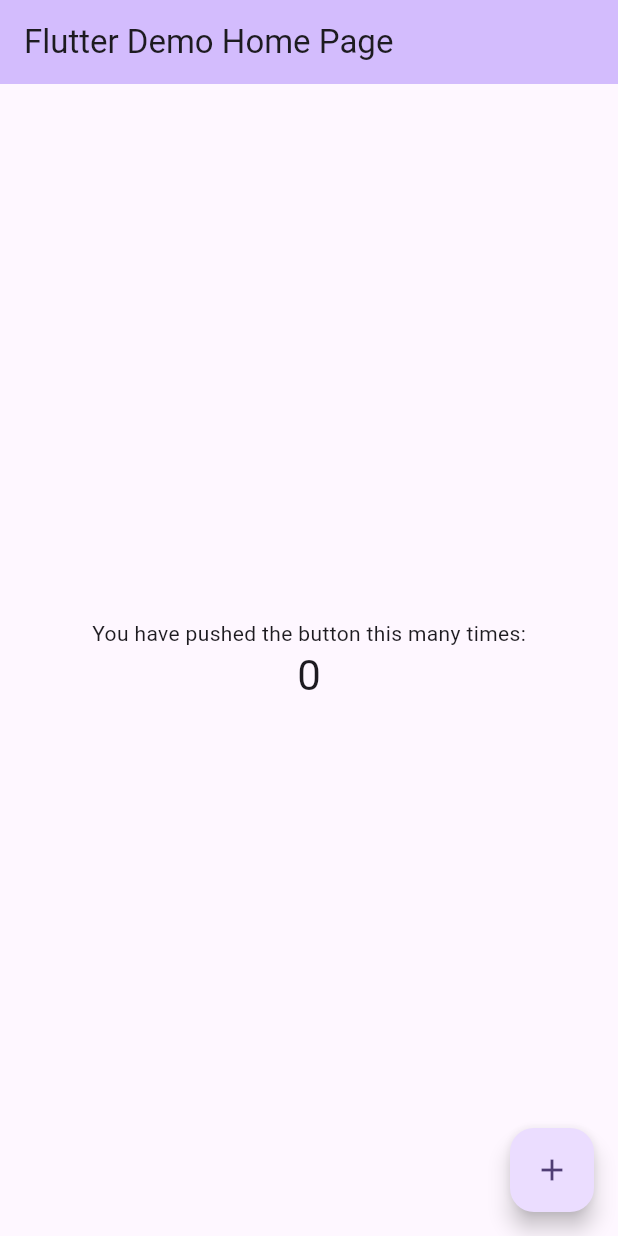
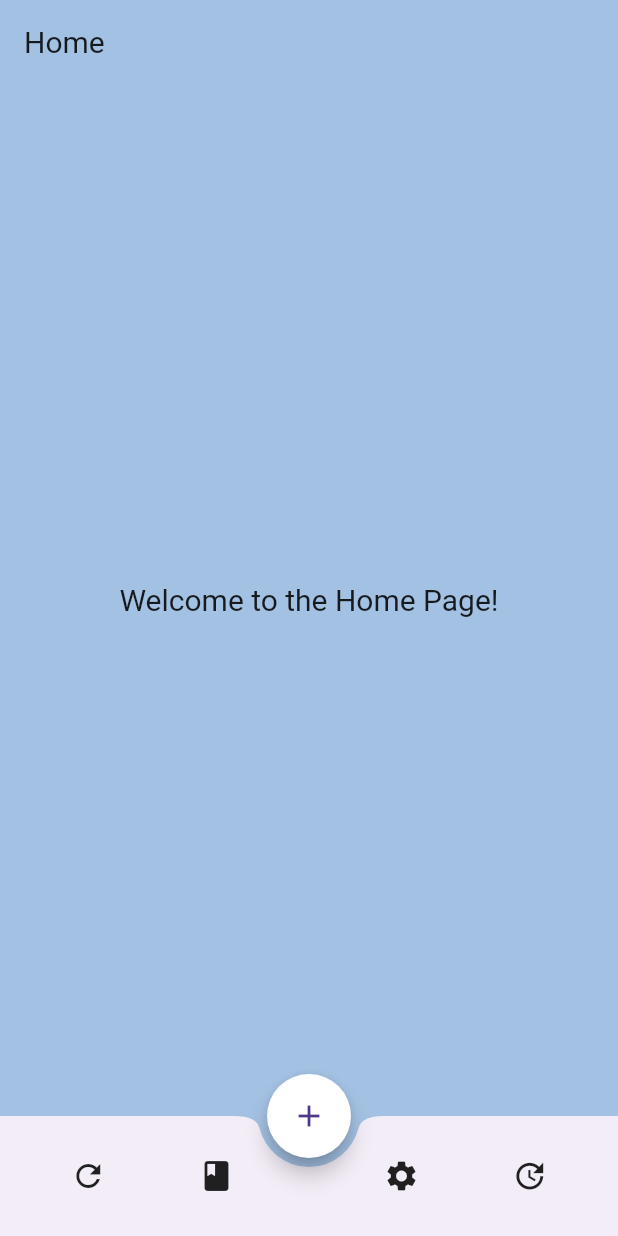
Before and after one commit to Lana0211/FMS, a Flutter app: the screen it shows after launch, on a phone screen of 412 x 824 dp. Run offline on Flutter 3.47's test engine with Material 3 defaults, Android fonts, the phone set to English and light mode, and no system bars; Roboto replaces fonts that are missing (Montserrat).

Commit message:
add theme

```diff
--- /dev/null
+++ b/lib/home.dart
@@ -0,0 +1,67 @@
+import 'package:flutter/material.dart';
+
+class HomeScreen extends StatelessWidget {
+  const HomeScreen({Key? key}) : super(key: key);
+
+  @override
+  Widget build(BuildContext context) {
+    return Scaffold(
+      appBar: AppBar(
+        title: const Text('Home'), // Replace with your app's title
+      ),
+      body: Center(
+        child: Text(
+          'Welcome to the Home Page!', // Replace with your actual content
+          style: Theme.of(context).textTheme.titleLarge,
+        ),
+      ),
+      floatingActionButton: FloatingActionButton(
+        onPressed: () {
+          // Add your onPressed code here!
+        },
+        tooltip: 'Increment',
+        shape: const CircleBorder(),
+        child: const Icon(Icons.add), // Make the FAB circular
+      ),
+      floatingActionButtonLocation: FloatingActionButtonLocation.centerDocked,
+      bottomNavigationBar: BottomAppBar(
+        shape: const CircularNotchedRectangle(),
+        notchMargin: 6.0,
+        clipBehavior: Clip.antiAlias,
+        child: SizedBox(
+          height: kBottomNavigationBarHeight, // Adjust the height as needed
+          child: Row(
+            mainAxisAlignment: MainAxisAlignment.spaceAround, // Align items evenly
+            children: <Widget>[
+              IconButton(
+                icon: const Icon(Icons.refresh),
+                onPressed: () {
+                  // Handle refresh action
+                },
+              ),
+              IconButton(
+                icon: const Icon(Icons.book),
+                onPressed: () {
+                  // Handle book action
+                },
+              ),
+              const SizedBox(), // Add an empty SizedBox in the middle for the FAB
+              IconButton(
+                icon: const Icon(Icons.settings),
+                onPressed: () {
+                  // Handle settings action
+                },
+              ),
+              IconButton(
+                icon: const Icon(Icons.update),
+                onPressed: () {
+                  // Handle update action
+                },
+              ),
+            ],
+          ),
+        ),
+      ),
+    );
+  }
+}
--- a/lib/main.dart
+++ b/lib/main.dart
@@ -1,125 +1,19 @@
 import 'package:flutter/material.dart';
+import 'home.dart';
+
+import 'src/theme.dart'; // Import the theme file
 
 void main() {
-  runApp(const MyApp());
+  runApp(MyApp());
 }
 
 class MyApp extends StatelessWidget {
-  const MyApp({super.key});
-
-  // This widget is the root of your application.
   @override
   Widget build(BuildContext context) {
     return MaterialApp(
       title: 'Flutter Demo',
-      theme: ThemeData(
-        // This is the theme of your application.
-        //
-        // TRY THIS: Try running your application with "flutter run". You'll see
-        // the application has a purple toolbar. Then, without quitting the app,
-        // try changing the seedColor in the colorScheme below to Colors.green
-        // and then invoke "hot reload" (save your changes or press the "hot
-        // reload" button in a Flutter-supported IDE, or press "r" if you used
-        // the command line to start the app).
-        //
-        // Notice that the counter didn't reset back to zero; the application
-        // state is not lost during the reload. To reset the state, use hot
-        // restart instead.
-        //
-        // This works for code too, not just values: Most code changes can be
-        // tested with just a hot reload.
-        colorScheme: ColorScheme.fromSeed(seedColor: Colors.deepPurple),
-        useMaterial3: true,
-      ),
-      home: const MyHomePage(title: 'Flutter Demo Home Page'),
+      theme: AppTheme.lightTheme, // Use the light theme
+      home: HomeScreen(),
     );
   }
 }
-
-class MyHomePage extends StatefulWidget {
-  const MyHomePage({super.key, required this.title});
-
-  // This widget is the home page of your application. It is stateful, meaning
-  // that it has a State object (defined below) that contains fields that affect
-  // how it looks.
-
-  // This class is the configuration for the state. It holds the values (in this
-  // case the title) provided by the parent (in this case the App widget) and
-  // used by the build method of the State. Fields in a Widget subclass are
-  // always marked "final".
-
-  final String title;
-
-  @override
-  State<MyHomePage> createState() => _MyHomePageState();
-}
-
-class _MyHomePageState extends State<MyHomePage> {
-  int _counter = 0;
-
-  void _incrementCounter() {
-    setState(() {
-      // This call to setState tells the Flutter framework that something has
-      // changed in this State, which causes it to rerun the build method below
-      // so that the display can reflect the updated values. If we changed
-      // _counter without calling setState(), then the build method would not be
-      // called again, and so nothing would appear to happen.
-      _counter++;
-    });
-  }
-
-  @override
-  Widget build(BuildContext context) {
-    // This method is rerun every time setState is called, for instance as done
-    // by the _incrementCounter method above.
-    //
-    // The Flutter framework has been optimized to make rerunning build methods
-    // fast, so that you can just rebuild anything that needs updating rather
-    // than having to individually change instances of widgets.
-    return Scaffold(
-      appBar: AppBar(
-        // TRY THIS: Try changing the color here to a specific color (to
-        // Colors.amber, perhaps?) and trigger a hot reload to see the AppBar
-        // change color while the other colors stay the same.
-        backgroundColor: Theme.of(context).colorScheme.inversePrimary,
-        // Here we take the value from the MyHomePage object that was created by
-        // the App.build method, and use it to set our appbar title.
-        title: Text(widget.title),
-      ),
-      body: Center(
-        // Center is a layout widget. It takes a single child and positions it
-        // in the middle of the parent.
-        child: Column(
-          // Column is also a layout widget. It takes a list of children and
-          // arranges them vertically. By default, it sizes itself to fit its
-          // children horizontally, and tries to be as tall as its parent.
-          //
-          // Column has various properties to control how it sizes itself and
-          // how it positions its children. Here we use mainAxisAlignment to
-          // center the children vertically; the main axis here is the vertical
-          // axis because Columns are vertical (the cross axis would be
-          // horizontal).
-          //
-          // TRY THIS: Invoke "debug painting" (choose the "Toggle Debug Paint"
-          // action in the IDE, or press "p" in the console), to see the
-          // wireframe for each widget.
-          mainAxisAlignment: MainAxisAlignment.center,
-          children: <Widget>[
-            const Text(
-              'You have pushed the button this many times:',
-            ),
-            Text(
-              '$_counter',
-              style: Theme.of(context).textTheme.headlineMedium,
-            ),
-          ],
-        ),
-      ),
-      floatingActionButton: FloatingActionButton(
-        onPressed: _incrementCounter,
-        tooltip: 'Increment',
-        child: const Icon(Icons.add),
-      ), // This trailing comma makes auto-formatting nicer for build methods.
-    );
-  }
-}
--- /dev/null
+++ b/lib/src/theme.dart
@@ -0,0 +1,57 @@
+import 'package:flutter/material.dart';
+
+class AppTheme {
+  // Define the primary color as seen in the image
+  static const Color primaryColor = Color(0xFFa3c1e3); // Light blue color
+
+  // Assuming you want a similar color for the floating action button
+  static const Color floatingActionButtonColor = Colors.white;
+
+  // If the text color is not provided, we're defaulting to dark grey
+  static const Color textColor = Colors.black87;
+
+  // Define the light theme colors
+  static final ThemeData lightTheme = ThemeData(
+    // Define the default brightness and colors.
+    brightness: Brightness.light,
+    primaryColor: primaryColor,
+    scaffoldBackgroundColor: primaryColor,
+    floatingActionButtonTheme: const FloatingActionButtonThemeData(
+      backgroundColor: floatingActionButtonColor,
+    ),
+
+    // Define the default font family.
+    fontFamily: 'Montserrat', // Make sure you've added this font in your pubspec.yaml
+
+    // Define the default TextTheme. Use this to specify the default
+    // text styling for headlines, titles, bodies of text, and more.
+    textTheme: const TextTheme(
+      bodyLarge: TextStyle(color: textColor), // replaces bodyText1
+      bodyMedium: TextStyle(color: textColor), // replaces bodyText2
+      titleLarge: TextStyle(color: textColor, fontSize: 20.0), // replaces headline6
+      // Add other TextStyle objects as needed
+    ),
+
+    // Define the default IconTheme. Use this to specify the default
+    // color and size for icons.
+    iconTheme: const IconThemeData(
+      color: textColor,
+    ),
+
+    // Define the default AppBarTheme. Use this to specify the default
+    // AppBar properties.
+    appBarTheme: const AppBarTheme(
+      backgroundColor: primaryColor,
+      iconTheme: IconThemeData(color: textColor),
+      titleTextStyle: TextStyle(
+        color: textColor,
+        fontSize: 20.0,
+      ),
+    ),
+
+    // Add other theme customizations as needed
+    // You can also define custom colors and use them throughout the theme
+  );
+
+// If you need a dark theme, you can also define it here.
+}
```
Also changed, not shown: pubspec.lock.
